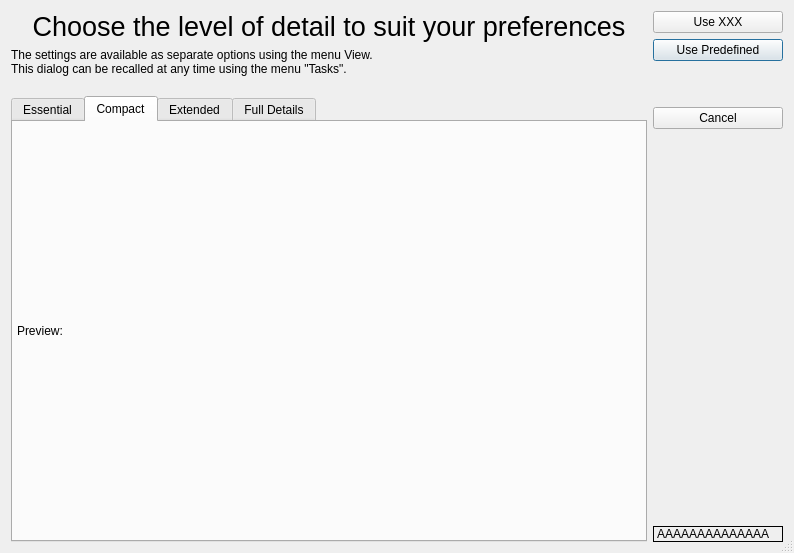
This is src/modules/style/choosestyledialog.ui in lbellonda/qxmledit as Qt 5 draws it before an edit. The edited form follows.
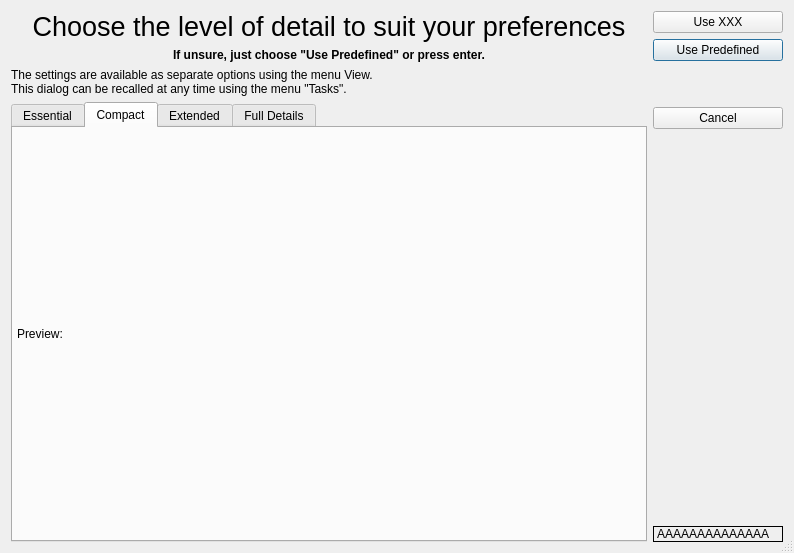
This is the edited form. Icons and pictures are not drawn.

Commit message: Insert a new label in the choose style dialog.

```diff
--- a/src/modules/style/choosestyledialog.ui
+++ b/src/modules/style/choosestyledialog.ui
@@ -41,12 +41,36 @@
        </property>
       </widget>
      </item>
+     <item>
+      <widget class="QLabel" name="label">
+       <property name="font">
+        <font>
+         <weight>75</weight>
+         <bold>true</bold>
+        </font>
+       </property>
+       <property name="text">
+        <string>If unsure, just choose &quot;Use Predefined&quot; or press enter.</string>
+       </property>
+       <property name="alignment">
+        <set>Qt::AlignCenter</set>
+       </property>
+      </widget>
+     </item>
      <item>
       <widget class="QLabel" name="label_3">
+       <property name="sizePolicy">
+        <sizepolicy hsizetype="Preferred" vsizetype="Maximum">
+         <horstretch>0</horstretch>
+         <verstretch>0</verstretch>
+        </sizepolicy>
+       </property>
+       <property name="frameShape">
+        <enum>QFrame::NoFrame</enum>
+       </property>
        <property name="text">
         <string>The settings are available as separate options using the menu View.
-This dialog can be recalled at any time using the menu &quot;Tasks&quot;.
-</string>
+This dialog can be recalled at any time using the menu &quot;Tasks&quot;.</string>
        </property>
       </widget>
      </item>
```
Left out of the diff: 1 changed line with no effect on the pictures.
